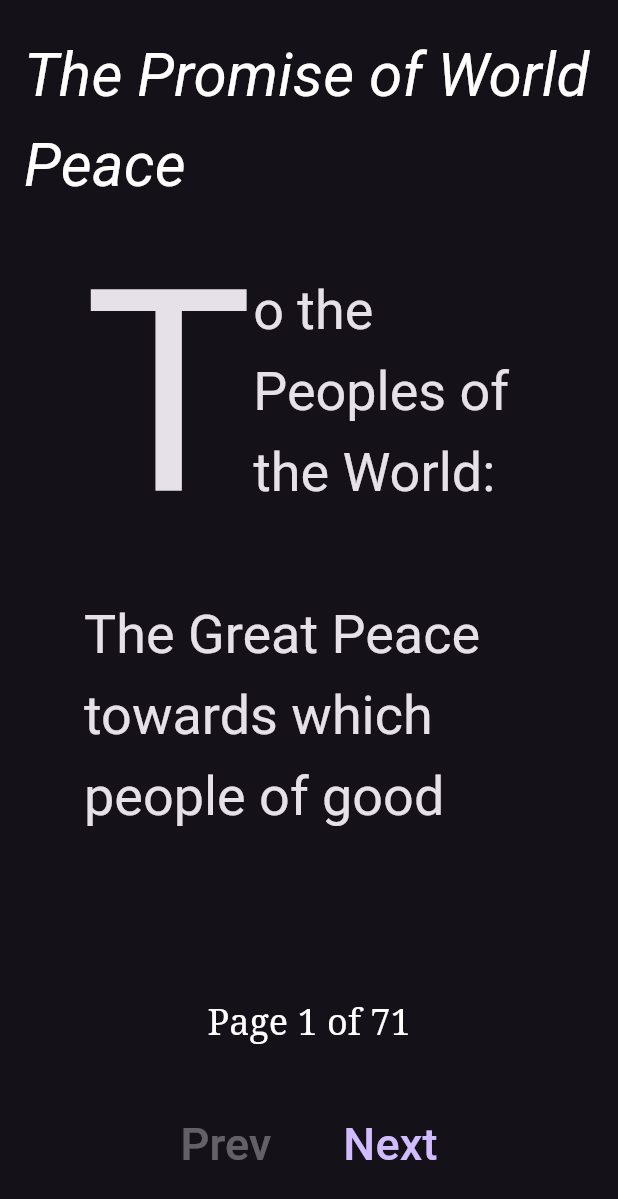
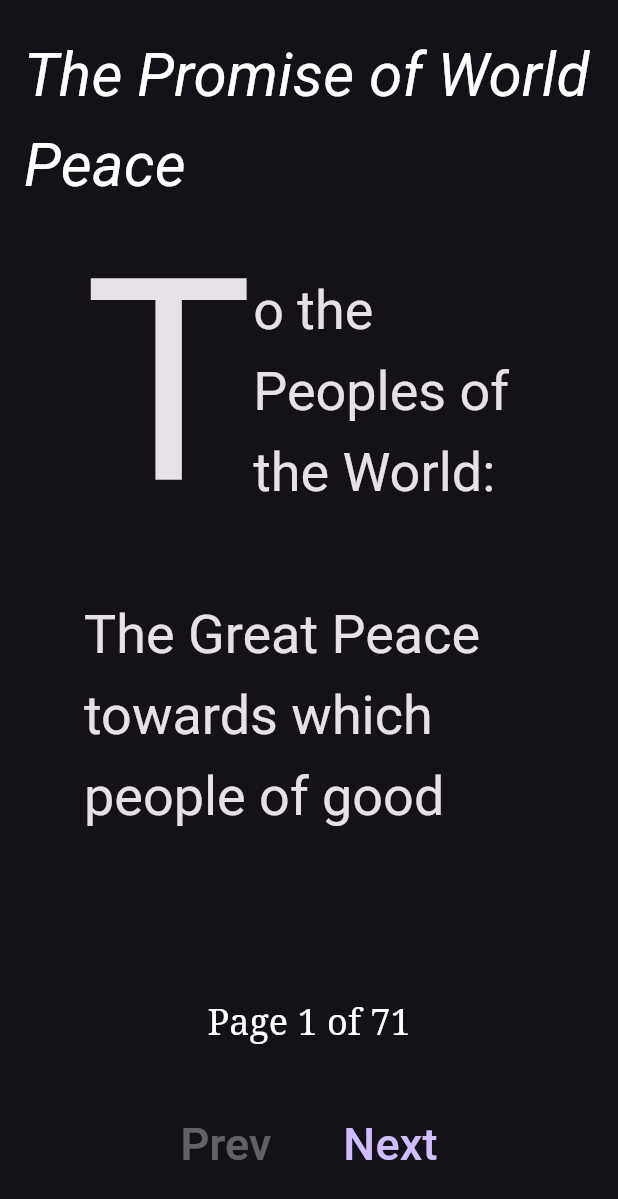
Before and after one commit to dra11y/paginated_text, a Flutter app: the screen it shows after launch, on a phone screen of 412 x 824 dp. Shown: the top 1199 px of the screen. Run offline on Flutter 3.47's test engine with Material 3 defaults, Android fonts, the phone set to English and light mode, and no system bars; our stand-ins replace google_fonts; Roboto replaces fonts that are missing (Bellefair).

Commit message:
fix to use Text.rich instead of RichText so we can use SelectableArea

```diff
--- a/lib/src/widgets/drop_cap_text.dart
+++ b/lib/src/widgets/drop_cap_text.dart
@@ -207,14 +207,17 @@ class _DropCapTextState extends State<DropCapText> {
     TextSpan textSpan = TextSpan(
       text: widget.parseInlineMarkdown ? null : remainingText,
       children: widget.parseInlineMarkdown ? mdRest!.toTextSpanList() : null,
-      style: textStyle.apply(
-          fontSizeFactor: MediaQuery.of(context).textScaler.scale(1)),
+      style: textStyle,
+      // style: textStyle.apply(
+      //     fontSizeFactor: MediaQuery.of(context).textScaler.scale(1)),
     );
 
     TextPainter textPainter = TextPainter(
       textDirection: widget.textDirection,
       text: textSpan,
-        textAlign: widget.textAlign);
+      textAlign: widget.textAlign,
+      textScaler: widget.textScaler,
+    );
     double lineHeight = textPainter.preferredLineHeight;
 
     final capLines = widget.capLines;
@@ -269,30 +272,26 @@ class _DropCapTextState extends State<DropCapText> {
                           border: Border.all(width: 2, color: Colors.white))
                       : null,
                   child: Row(
-                    textDirection: widget.dropCapPosition == null ||
-                            widget.dropCapPosition == DropCapPosition.start
-                        ? widget.textDirection
-                        : (widget.textDirection == TextDirection.ltr
-                            ? TextDirection.rtl
-                            : TextDirection.ltr),
-                    crossAxisAlignment: CrossAxisAlignment.start,
-                    textBaseline: TextBaseline.alphabetic,
+                    // textDirection: widget.dropCapPosition == null ||
+                    //         widget.dropCapPosition == DropCapPosition.start
+                    //     ? widget.textDirection
+                    //     : (widget.textDirection == TextDirection.ltr
+                    //         ? TextDirection.rtl
+                    //         : TextDirection.ltr),
+                    crossAxisAlignment: CrossAxisAlignment.end,
+                    // textBaseline: TextBaseline.alphabetic,
                     children: <Widget>[
-                      widget.dropCap != null
-                          ? Padding(
-                              padding: widget.dropCapPadding,
-                              child: widget.dropCap)
-                          : SizedOverflowBox(
-                              alignment: Alignment.topLeft,
-                              size: Size(capWidth, height * capLines),
+                      widget.dropCap ??
+                          SizedOverflowBox(
+                            alignment: Alignment.bottomLeft,
+                            size: Size(capWidth, 0),
                             child: Container(
                               clipBehavior: Clip.none,
                               width: capWidth,
                               height: capHeight,
-                                padding: widget.dropCapPadding,
                               transform: Transform.translate(
-                                        offset: Offset(
-                                            0, textBaseline - capBaseline))
+                                      offset:
+                                          Offset(0, textBaseline - capBaseline))
                                   .transform,
                               decoration: debug
                                   ? BoxDecoration(
@@ -302,16 +301,18 @@ class _DropCapTextState extends State<DropCapText> {
                                       ),
                                     )
                                   : null,
-                                alignment: Alignment.bottomLeft,
-                                child: RichText(
+                              alignment: Alignment.topLeft,
+
+                              // Drop Cap Cap Itself
+                              child: Text.rich(
+                                TextSpan(
+                                  text: dropCapStr,
+                                  style: capStyle,
+                                ),
                                 textDirection: widget.textDirection,
                                 textAlign: widget.textAlign,
                                 maxLines: 1,
                                 textScaler: widget.textScaler,
-                                  text: TextSpan(
-                                    text: dropCapStr,
-                                    style: capStyle,
-                                  ),
                               ),
                             ),
                           ),
@@ -326,13 +327,18 @@ class _DropCapTextState extends State<DropCapText> {
                                 ),
                               )
                             : null,
-                        height: widget.mode != DropCapMode.aside
-                            ? (lineHeight *
-                                    min(widget.maxLines ?? capLines,
-                                        capLines)) +
-                                widget.indentation.dy
-                            : null,
-                        child: RichText(
+                        // height: widget.mode != DropCapMode.aside
+                        //     ? (lineHeight *
+                        //             min(widget.maxLines ?? capLines,
+                        //                 capLines)) +
+                        //         widget.indentation.dy
+                        //     : null,
+                        //
+                        //
+
+                        // Drop Cap Lines
+                        child: Text.rich(
+                          textSpan,
                           overflow: (widget.maxLines == null ||
                                   (widget.maxLines! > capLines &&
                                       widget.overflow == TextOverflow.fade))
@@ -341,7 +347,7 @@ class _DropCapTextState extends State<DropCapText> {
                           maxLines: maxCapLines,
                           textDirection: widget.textDirection,
                           textAlign: widget.textAlign,
-                          text: textSpan,
+                          textScaler: widget.textScaler,
                         ),
                       ),
                     ],
@@ -359,12 +365,10 @@ class _DropCapTextState extends State<DropCapText> {
                       : null,
                   child: Padding(
                     padding: EdgeInsets.only(left: widget.indentation.dx),
-                    child: RichText(
-                      overflow: widget.overflow,
-                      maxLines: maxTextLines,
-                      textAlign: widget.textAlign,
-                      textDirection: widget.textDirection,
-                      text: TextSpan(
+
+                    // Rest of Text
+                    child: Text.rich(
+                      TextSpan(
                         text: widget.parseInlineMarkdown
                             ? null
                             : remainingText.substring(
@@ -372,11 +376,12 @@ class _DropCapTextState extends State<DropCapText> {
                         children: widget.parseInlineMarkdown
                             ? mdRest!.subchars(charIndexEnd).toTextSpanList()
                             : null,
-                        style: textStyle.apply(
-                          fontSizeFactor:
-                              MediaQuery.of(context).textScaler.scale(1),
+                        style: textStyle,
                       ),
-                      ),
+                      overflow: widget.overflow,
+                      maxLines: maxTextLines,
+                      textAlign: widget.textAlign,
+                      textDirection: widget.textDirection,
                     ),
                   ),
                 ),
@@ -402,6 +407,7 @@ class _DropCapTextState extends State<DropCapText> {
           fontSize: letterHeightCalcFontSize,
         ),
       ),
+      textScaler: TextScaler.noScaling,
       textDirection: widget.textDirection,
     )..layout();
     final recorder = PictureRecorder();
```
Lines whose indentation alone changed are shown as unchanged.
